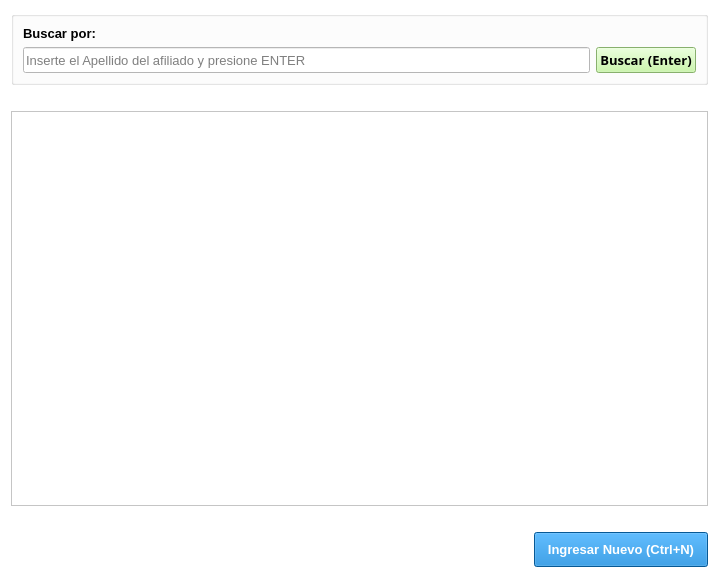
Above: gui/listas/listaAfiliados.ui from shae-ra/sindicato before the change. Below: the same form after it.
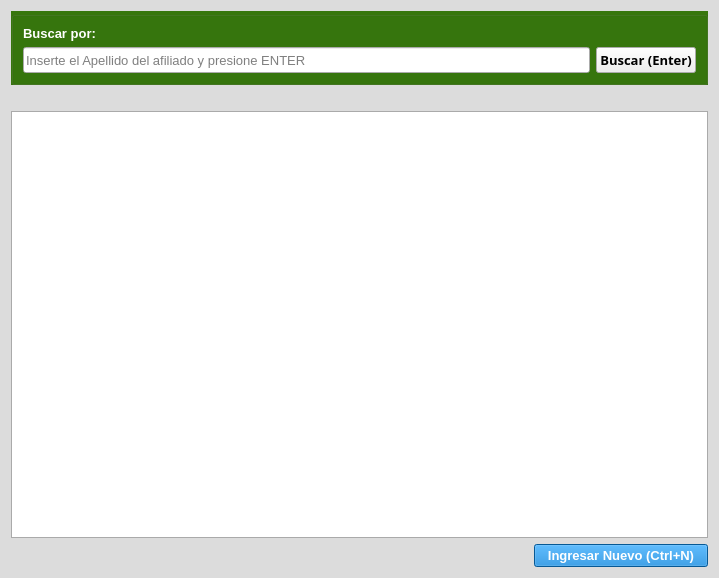
That is the form after the change. Icons and pictures are not drawn.

The edit to the form file:
```diff
--- a/gui/listas/listaAfiliados.ui
+++ b/gui/listas/listaAfiliados.ui
@@ -25,9 +25,9 @@
      <colorrole role="Button">
       <brush brushstyle="SolidPattern">
        <color alpha="255">
-        <red>255</red>
-        <green>255</green>
-        <blue>255</blue>
+        <red>220</red>
+        <green>220</green>
+        <blue>220</blue>
        </color>
       </brush>
      </colorrole>
@@ -43,27 +43,27 @@
      <colorrole role="Midlight">
       <brush brushstyle="SolidPattern">
        <color alpha="255">
-        <red>255</red>
-        <green>255</green>
-        <blue>255</blue>
+        <red>237</red>
+        <green>237</green>
+        <blue>237</blue>
        </color>
       </brush>
      </colorrole>
      <colorrole role="Dark">
       <brush brushstyle="SolidPattern">
        <color alpha="255">
-        <red>127</red>
-        <green>127</green>
-        <blue>127</blue>
+        <red>110</red>
+        <green>110</green>
+        <blue>110</blue>
        </color>
       </brush>
      </colorrole>
      <colorrole role="Mid">
       <brush brushstyle="SolidPattern">
        <color alpha="255">
-        <red>170</red>
-        <green>170</green>
-        <blue>170</blue>
+        <red>147</red>
+        <green>147</green>
+        <blue>147</blue>
        </color>
       </brush>
      </colorrole>
@@ -106,9 +106,9 @@
      <colorrole role="Window">
       <brush brushstyle="SolidPattern">
        <color alpha="255">
-        <red>255</red>
-        <green>255</green>
-        <blue>255</blue>
+        <red>220</red>
+        <green>220</green>
+        <blue>220</blue>
        </color>
       </brush>
      </colorrole>
@@ -124,9 +124,9 @@
      <colorrole role="AlternateBase">
       <brush brushstyle="SolidPattern">
        <color alpha="255">
-        <red>255</red>
-        <green>255</green>
-        <blue>255</blue>
+        <red>237</red>
+        <green>237</green>
+        <blue>237</blue>
        </color>
       </brush>
      </colorrole>
@@ -162,9 +162,9 @@
      <colorrole role="Button">
       <brush brushstyle="SolidPattern">
        <color alpha="255">
-        <red>255</red>
-        <green>255</green>
-        <blue>255</blue>
+        <red>220</red>
+        <green>220</green>
+        <blue>220</blue>
        </color>
       </brush>
      </colorrole>
@@ -180,27 +180,27 @@
      <colorrole role="Midlight">
       <brush brushstyle="SolidPattern">
        <color alpha="255">
-        <red>255</red>
-        <green>255</green>
-        <blue>255</blue>
+        <red>237</red>
+        <green>237</green>
+        <blue>237</blue>
        </color>
       </brush>
      </colorrole>
      <colorrole role="Dark">
       <brush brushstyle="SolidPattern">
        <color alpha="255">
-        <red>127</red>
-        <green>127</green>
-        <blue>127</blue>
+        <red>110</red>
+        <green>110</green>
+        <blue>110</blue>
        </color>
       </brush>
      </colorrole>
      <colorrole role="Mid">
       <brush brushstyle="SolidPattern">
        <color alpha="255">
-        <red>170</red>
-        <green>170</green>
-        <blue>170</blue>
+        <red>147</red>
+        <green>147</green>
+        <blue>147</blue>
        </color>
       </brush>
      </colorrole>
@@ -243,9 +243,9 @@
      <colorrole role="Window">
       <brush brushstyle="SolidPattern">
        <color alpha="255">
-        <red>255</red>
-        <green>255</green>
-        <blue>255</blue>
+        <red>220</red>
+        <green>220</green>
+        <blue>220</blue>
        </color>
       </brush>
      </colorrole>
@@ -261,9 +261,9 @@
      <colorrole role="AlternateBase">
       <brush brushstyle="SolidPattern">
        <color alpha="255">
-        <red>255</red>
-        <green>255</green>
-        <blue>255</blue>
+        <red>237</red>
+        <green>237</green>
+        <blue>237</blue>
        </color>
       </brush>
      </colorrole>
@@ -290,18 +290,18 @@
      <colorrole role="WindowText">
       <brush brushstyle="SolidPattern">
        <color alpha="255">
-        <red>127</red>
-        <green>127</green>
-        <blue>127</blue>
+        <red>110</red>
+        <green>110</green>
+        <blue>110</blue>
        </color>
       </brush>
      </colorrole>
      <colorrole role="Button">
       <brush brushstyle="SolidPattern">
        <color alpha="255">
-        <red>255</red>
-        <green>255</green>
-        <blue>255</blue>
+        <red>220</red>
+        <green>220</green>
+        <blue>220</blue>
        </color>
       </brush>
      </colorrole>
@@ -317,36 +317,36 @@
      <colorrole role="Midlight">
       <brush brushstyle="SolidPattern">
        <color alpha="255">
-        <red>255</red>
-        <green>255</green>
-        <blue>255</blue>
+        <red>237</red>
+        <green>237</green>
+        <blue>237</blue>
        </color>
       </brush>
      </colorrole>
      <colorrole role="Dark">
       <brush brushstyle="SolidPattern">
        <color alpha="255">
-        <red>127</red>
-        <green>127</green>
-        <blue>127</blue>
+        <red>110</red>
+        <green>110</green>
+        <blue>110</blue>
        </color>
       </brush>
      </colorrole>
      <colorrole role="Mid">
       <brush brushstyle="SolidPattern">
        <color alpha="255">
-        <red>170</red>
-        <green>170</green>
-        <blue>170</blue>
+        <red>147</red>
+        <green>147</green>
+        <blue>147</blue>
        </color>
       </brush>
      </colorrole>
      <colorrole role="Text">
       <brush brushstyle="SolidPattern">
        <color alpha="255">
-        <red>127</red>
-        <green>127</green>
-        <blue>127</blue>
+        <red>110</red>
+        <green>110</green>
+        <blue>110</blue>
        </color>
       </brush>
      </colorrole>
@@ -362,27 +362,27 @@
      <colorrole role="ButtonText">
       <brush brushstyle="SolidPattern">
        <color alpha="255">
-        <red>127</red>
-        <green>127</green>
-        <blue>127</blue>
+        <red>110</red>
+        <green>110</green>
+        <blue>110</blue>
        </color>
       </brush>
      </colorrole>
      <colorrole role="Base">
       <brush brushstyle="SolidPattern">
        <color alpha="255">
-        <red>255</red>
-        <green>255</green>
-        <blue>255</blue>
+        <red>220</red>
+        <green>220</green>
+        <blue>220</blue>
        </color>
       </brush>
      </colorrole>
      <colorrole role="Window">
       <brush brushstyle="SolidPattern">
        <color alpha="255">
-        <red>255</red>
-        <green>255</green>
-        <blue>255</blue>
+        <red>220</red>
+        <green>220</green>
+        <blue>220</blue>
        </color>
       </brush>
      </colorrole>
@@ -398,9 +398,9 @@
      <colorrole role="AlternateBase">
       <brush brushstyle="SolidPattern">
        <color alpha="255">
-        <red>255</red>
-        <green>255</green>
-        <blue>255</blue>
+        <red>220</red>
+        <green>220</green>
+        <blue>220</blue>
        </color>
       </brush>
      </colorrole>
@@ -430,7 +430,7 @@
   </property>
   <layout class="QGridLayout" name="gridLayout_4">
    <item row="0" column="0">
-    <layout class="QGridLayout" name="gridLayout_2" rowstretch="0,0,80,0,7">
+    <layout class="QGridLayout" name="gridLayout_2" rowstretch="10,0,80,0">
      <item row="0" column="0" colspan="2">
       <widget class="QGroupBox" name="groupBox_2">
        <property name="font">
@@ -441,7 +441,10 @@
         </font>
        </property>
        <property name="styleSheet">
-        <string notr="true"/>
+        <string notr="true">#groupBox_2{
+background-color:#37760D;
+color: #FFFFFF;
+}</string>
        </property>
        <property name="title">
         <string/>
@@ -494,9 +497,7 @@
            </font>
           </property>
           <property name="styleSheet">
-           <string notr="true">#btn_buscar{
-background-color:#BEF698;
-}</string>
+           <string notr="true"/>
           </property>
           <property name="text">
            <string>Buscar (Enter)</string>
@@ -523,7 +524,9 @@
            </font>
           </property>
           <property name="styleSheet">
-           <string notr="true"/>
+           <string notr="true">#label_2{
+color: #FFFFFF;
+}</string>
           </property>
           <property name="text">
            <string>Buscar por:</string>
@@ -533,7 +536,7 @@
        </layout>
       </widget>
      </item>
-     <item row="4" column="0" colspan="2">
+     <item row="3" column="0" colspan="2">
       <layout class="QGridLayout" name="gridLayout">
        <item row="0" column="0">
         <layout class="QHBoxLayout" name="horizontalLayout" stretch="0,0,0,0">
@@ -668,19 +671,6 @@
        </attribute>
       </widget>
      </item>
-     <item row="3" column="0">
-      <spacer name="horizontalSpacer_4">
-       <property name="orientation">
-        <enum>Qt::Horizontal</enum>
-       </property>
-       <property name="sizeHint" stdset="0">
-        <size>
-         <width>40</width>
-         <height>20</height>
-        </size>
-       </property>
-      </spacer>
-     </item>
     </layout>
    </item>
   </layout>
```
